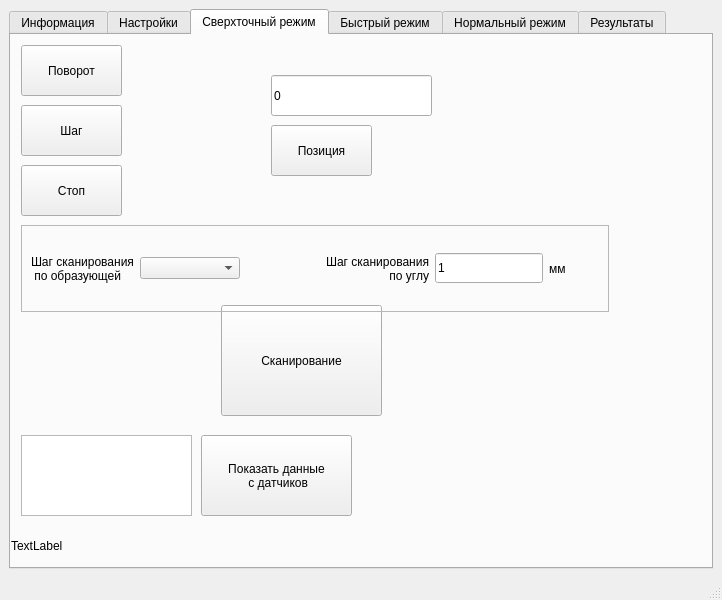
Old version of the form rotor_ui.ui in the repository BuslaySt/Rotor.
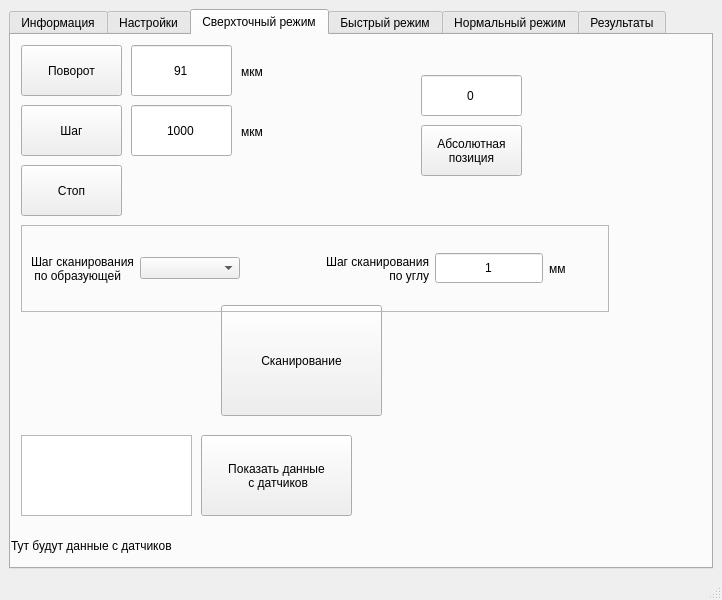
New version of the form. The open tabs and pages were chosen to show the change. Icons and pictures are not drawn.

The edit to the form file:
```diff
--- a/rotor_ui.ui
+++ b/rotor_ui.ui
@@ -735,6 +735,9 @@
            <property name="text">
             <string>1</string>
            </property>
+           <property name="alignment">
+            <set>Qt::AlignCenter</set>
+           </property>
           </widget>
          </item>
          <item>
@@ -758,27 +761,31 @@
        <widget class="QLineEdit" name="lEd_Pos">
         <property name="geometry">
          <rect>
-          <x>260</x>
+          <x>410</x>
           <y>40</y>
-          <width>161</width>
+          <width>101</width>
           <height>41</height>
          </rect>
         </property>
         <property name="text">
          <string>0</string>
         </property>
+        <property name="alignment">
+         <set>Qt::AlignCenter</set>
+        </property>
        </widget>
        <widget class="QPushButton" name="pBtn_Position">
         <property name="geometry">
          <rect>
-          <x>260</x>
+          <x>410</x>
           <y>90</y>
           <width>101</width>
           <height>51</height>
          </rect>
         </property>
         <property name="text">
-         <string>Позиция</string>
+         <string>Абсолютная
+позиция</string>
         </property>
        </widget>
        <widget class="QTextBrowser" name="txtBrwser_ShowData">
@@ -815,7 +822,65 @@
          </rect>
         </property>
         <property name="text">
-         <string>TextLabel</string>
+         <string>Тут будут данные с датчиков</string>
+        </property>
+       </widget>
+       <widget class="QLineEdit" name="lEd_Step">
+        <property name="geometry">
+         <rect>
+          <x>120</x>
+          <y>70</y>
+          <width>101</width>
+          <height>51</height>
+         </rect>
+        </property>
+        <property name="text">
+         <string>1000</string>
+        </property>
+        <property name="alignment">
+         <set>Qt::AlignCenter</set>
+        </property>
+       </widget>
+       <widget class="QLineEdit" name="lEd_Rotation">
+        <property name="geometry">
+         <rect>
+          <x>120</x>
+          <y>10</y>
+          <width>101</width>
+          <height>51</height>
+         </rect>
+        </property>
+        <property name="text">
+         <string>91</string>
+        </property>
+        <property name="alignment">
+         <set>Qt::AlignCenter</set>
+        </property>
+       </widget>
+       <widget class="QLabel" name="lbl_mkm_1">
+        <property name="geometry">
+         <rect>
+          <x>230</x>
+          <y>30</y>
+          <width>47</width>
+          <height>13</height>
+         </rect>
+        </property>
+        <property name="text">
+         <string>мкм</string>
+        </property>
+       </widget>
+       <widget class="QLabel" name="lbl_mkm_2">
+        <property name="geometry">
+         <rect>
+          <x>230</x>
+          <y>90</y>
+          <width>47</width>
+          <height>13</height>
+         </rect>
+        </property>
+        <property name="text">
+         <string>мкм</string>
         </property>
        </widget>
       </widget>
```
Left out of the diff: 4 changed lines with no effect on the pictures.
